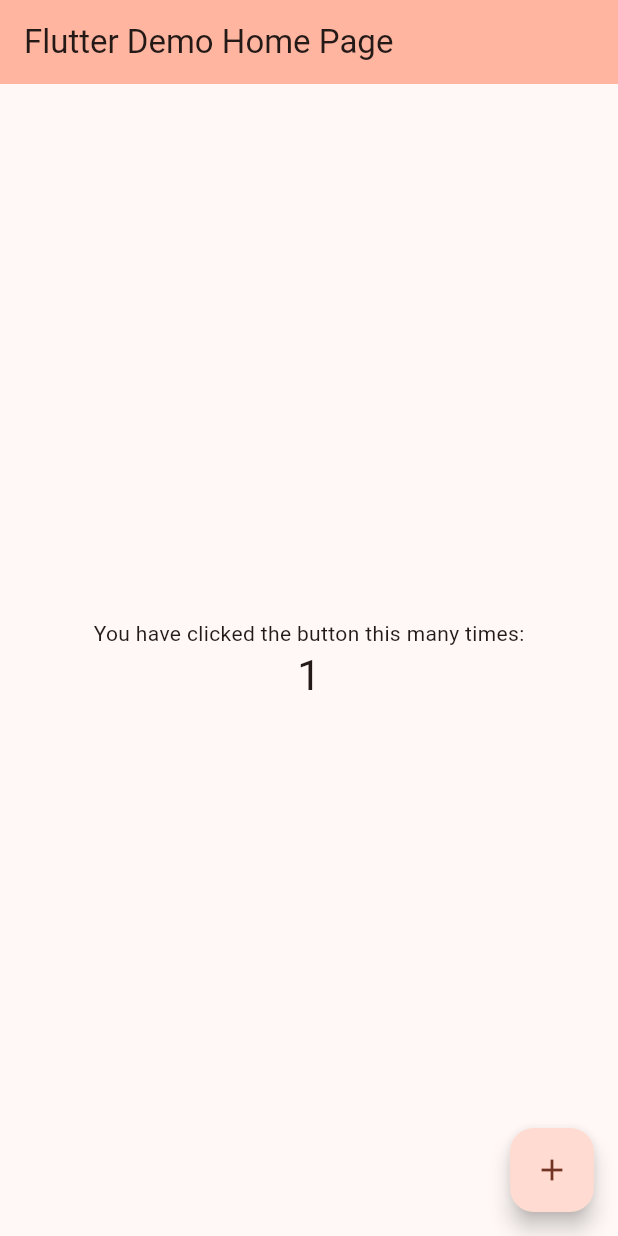
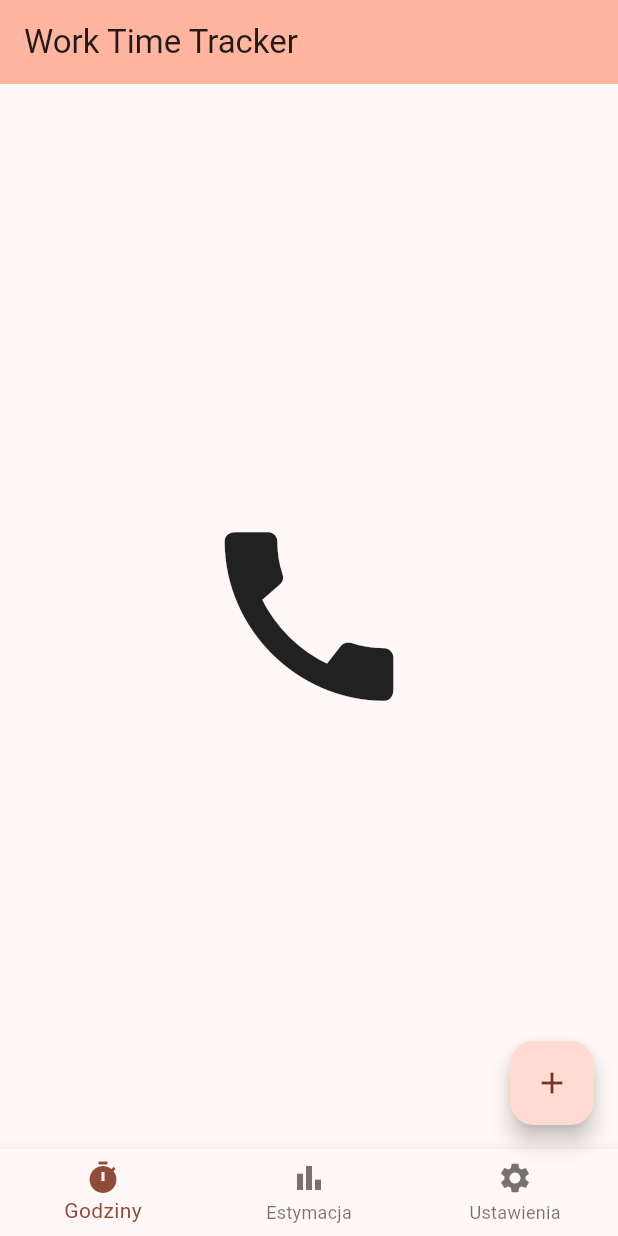
Before and after one commit to mariuszfoltak/WorkTimeRegistry, a Flutter app: the MyHomePage screen opened directly, after a tap on the "add" icon, on a phone screen of 412 x 824 dp. Run offline on Flutter 3.47's test engine with Material 2 defaults, Android fonts, the light colour scheme and no system bars.

Commit message:
Add settings page

```diff
--- a/lib/main.dart
+++ b/lib/main.dart
@@ -1,4 +1,5 @@
 import 'package:flutter/material.dart';
+import 'package:work_time_tracker/settings.dart';
 
 void main() {
   runApp(const MyApp());
@@ -7,31 +8,15 @@ void main() {
 class MyApp extends StatelessWidget {
   const MyApp({super.key});
 
-  // This widget is the root of your application.
   @override
   Widget build(BuildContext context) {
     return MaterialApp(
       title: 'Flutter Demo',
       theme: ThemeData(
-        // This is the theme of your application.
-        //
-        // TRY THIS: Try running your application with "flutter run". You'll see
-        // the application has a blue toolbar. Then, without quitting the app,
-        // try changing the seedColor in the colorScheme below to Colors.green
-        // and then invoke "hot reload" (save your changes or press the "hot
-        // reload" button in a Flutter-supported IDE, or press "r" if you used
-        // the command line to start the app).
-        //
-        // Notice that the counter didn't reset back to zero; the application
-        // state is not lost during the reload. To reset the state, use hot
-        // restart instead.
-        //
-        // This works for code too, not just values: Most code changes can be
-        // tested with just a hot reload.
         colorScheme: ColorScheme.fromSeed(seedColor: Colors.deepOrange),
         useMaterial3: true,
       ),
-      home: const MyHomePage(title: 'Flutter Demo Home Page'),
+      home: const MyHomePage(title: 'Work Time Tracker'),
     );
   }
 }
@@ -56,16 +41,15 @@ class MyHomePage extends StatefulWidget {
 
 class _MyHomePageState extends State<MyHomePage> {
   int _counter = 0;
+  int _selectedIndex = 0;
+
+  static const List<Widget> _pages = <Widget>[
+    Icon(Icons.call, size: 150,),
+    Icon(Icons.abc, size: 150,),
+    SettingsPage(title: "Ustawienia"),
+  ];
 
   void _incrementCounter() {
-    setState(() {
-      // This call to setState tells the Flutter framework that something has
-      // changed in this State, which causes it to rerun the build method below
-      // so that the display can reflect the updated values. If we changed
-      // _counter without calling setState(), then the build method would not be
-      // called again, and so nothing would appear to happen.
-      _counter++;
-    });
   }
 
   @override
@@ -87,39 +71,24 @@ class _MyHomePageState extends State<MyHomePage> {
         title: Text(widget.title),
       ),
       body: Center(
-        // Center is a layout widget. It takes a single child and positions it
-        // in the middle of the parent.
-        child: Column(
-          // Column is also a layout widget. It takes a list of children and
-          // arranges them vertically. By default, it sizes itself to fit its
-          // children horizontally, and tries to be as tall as its parent.
-          //
-          // Column has various properties to control how it sizes itself and
-          // how it positions its children. Here we use mainAxisAlignment to
-          // center the children vertically; the main axis here is the vertical
-          // axis because Columns are vertical (the cross axis would be
-          // horizontal).
-          //
-          // TRY THIS: Invoke "debug painting" (choose the "Toggle Debug Paint"
-          // action in the IDE, or press "p" in the console), to see the
-          // wireframe for each widget.
-          mainAxisAlignment: MainAxisAlignment.center,
-          children: <Widget>[
-            const Text(
-              'You have clicked the button this many times:',
-            ),
-            Text(
-              '$_counter',
-              style: Theme.of(context).textTheme.headlineMedium,
-            ),
-          ],
-        ),
+        child: _pages.elementAt(_selectedIndex),
       ),
       floatingActionButton: FloatingActionButton(
         onPressed: _incrementCounter,
         tooltip: 'Increment',
         child: const Icon(Icons.add),
       ), // This trailing comma makes auto-formatting nicer for build methods.
+      bottomNavigationBar: BottomNavigationBar(
+        items: const <BottomNavigationBarItem>[
+          BottomNavigationBarItem(icon: Icon(Icons.timer), label: "Godziny"),
+          BottomNavigationBarItem(icon: Icon(Icons.bar_chart), label: "Estymacja"),
+          BottomNavigationBarItem(icon: Icon(Icons.settings), label: "Ustawienia"),
+        ],
+        currentIndex: _selectedIndex,
+        onTap: (value) => setState(() {
+          _selectedIndex = value;
+        }),
+      ),
     );
   }
 }
```
Also changed, not shown: lib/settings.dart (added, +25 -0 lines).
